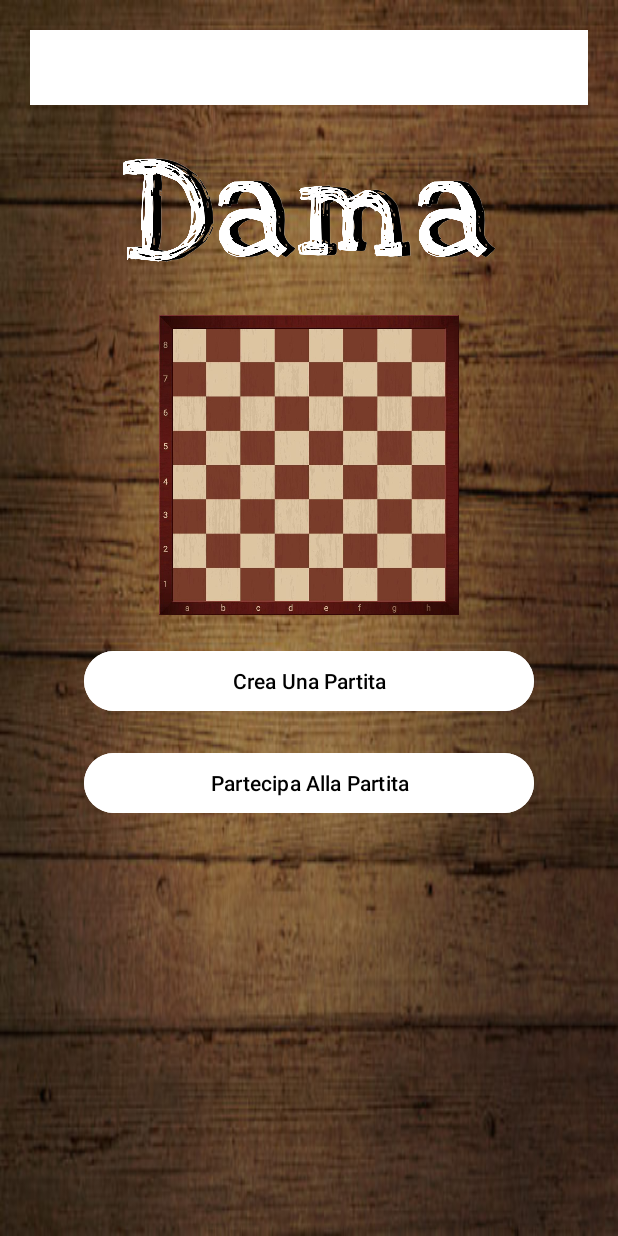
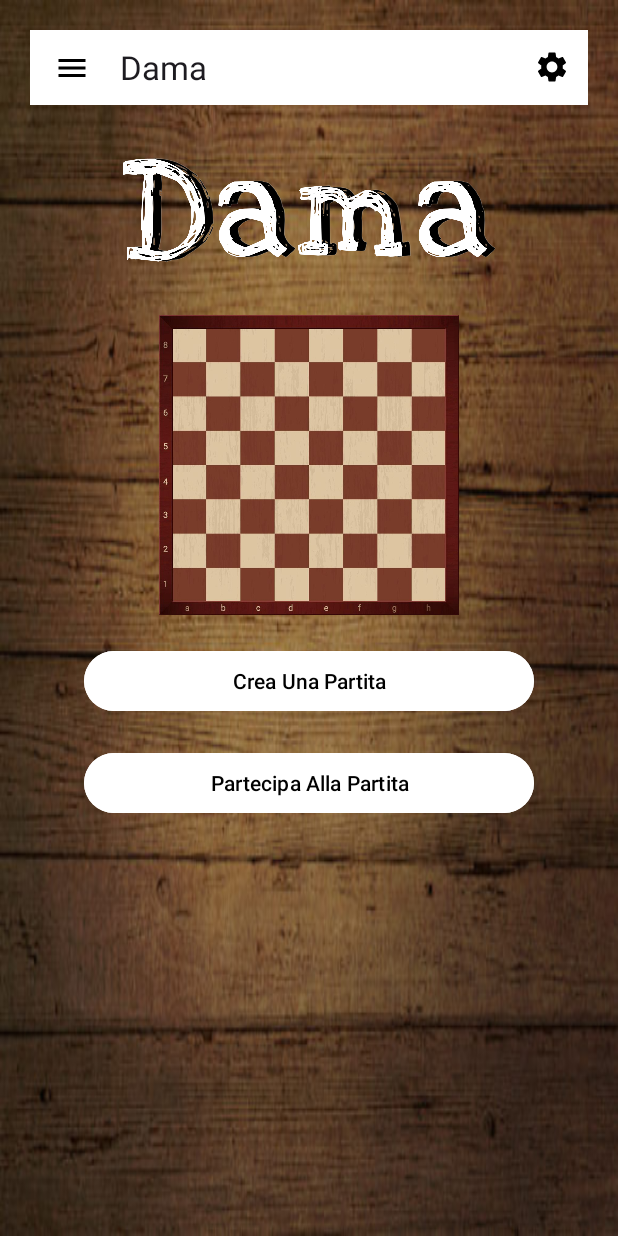
Before and after one commit to micaigulag/damaTDP, an Android app: the screen it shows after launch (MainActivity), on a phone screen of 412 x 824 dp. Run offline under Robolectric (Android 15) with nearby library versions, the phone set to English and light mode, and no system bars.

Commit message:
drawer completo

```diff
--- a/app/src/main/java/com/example/dama/MainActivity.java
+++ b/app/src/main/java/com/example/dama/MainActivity.java
@@ -24,10 +24,10 @@ public class MainActivity extends AppCompatActivity
         setContentView(R.layout.activity_main);
         Toolbar toolbar = findViewById(R.id.toolbar);
         setSupportActionBar(toolbar);
-        //NavigationView nav = findViewById(R.id.navigation);
-        //nav.setNavigationItemSelectedListener(this);
+        NavigationView nav = findViewById(R.id.navigation);
+        nav.setNavigationItemSelectedListener(this);
         getSupportActionBar().setDisplayHomeAsUpEnabled(true);
-        //getSupportActionBar().setHomeAsUpIndicator(R.drawable.hamburger);
+        getSupportActionBar().setHomeAsUpIndicator(R.drawable.baseline_menu_24);
         drawerLayout = findViewById(R.id.drawerLayout);
     }
 
@@ -43,12 +43,6 @@ public class MainActivity extends AppCompatActivity
 
         if ( item.getItemId() == android.R.id.home ) {
             drawerLayout.openDrawer(Gravity.LEFT);
-        }
-        else if (  item.getItemId() ==   R.id.impostazioni ) {
-            startActivity( new Intent(this,Activity2.class));
-        }
-        else if ( item.getItemId() == R.id.fai_una_donazione ) {
-            Toast.makeText(this,"Prova", Toast.LENGTH_LONG).show();
         }
         return true;
     }
--- /dev/null
+++ b/app/src/main/res/drawable/baseline_info_24.xml
@@ -0,0 +1,5 @@
+<vector android:height="24dp" android:tint="#000000"
+    android:viewportHeight="24" android:viewportWidth="24"
+    android:width="24dp" xmlns:android="http://schemas.android.com/apk/res/android">
+    <path android:fillColor="@android:color/white" android:pathData="M12,2C6.48,2 2,6.48 2,12s4.48,10 10,10 10,-4.48 10,-10S17.52,2 12,2zM13,17h-2v-6h2v6zM13,9h-2L11,7h2v2z"/>
+</vector>
--- /dev/null
+++ b/app/src/main/res/drawable/baseline_menu_24.xml
@@ -0,0 +1,5 @@
+<vector android:height="24dp" android:tint="#000000"
+    android:viewportHeight="24" android:viewportWidth="24"
+    android:width="24dp" xmlns:android="http://schemas.android.com/apk/res/android">
+    <path android:fillColor="@android:color/white" android:pathData="M3,18h18v-2L3,16v2zM3,13h18v-2L3,11v2zM3,6v2h18L21,6L3,6z"/>
+</vector>
--- a/app/src/main/res/layout/activity_main.xml
+++ b/app/src/main/res/layout/activity_main.xml
@@ -1,4 +1,10 @@
 <?xml version="1.0" encoding="utf-8"?>
+<androidx.drawerlayout.widget.DrawerLayout
+    android:id="@+id/drawerLayout"
+    xmlns:android="http://schemas.android.com/apk/res/android"
+    xmlns:app="http://schemas.android.com/apk/res-auto"
+    android:layout_width="match_parent"
+    android:layout_height="match_parent">
 
     <LinearLayout
         xmlns:app="http://schemas.android.com/apk/res-auto"
@@ -12,7 +18,8 @@
         android:padding="10dp"
     >
 
-        <Toolbar
+        <androidx.appcompat.widget.Toolbar
+            android:id="@+id/toolbar"
             android:layout_width="match_parent"
             android:layout_height="50dp"
             android:background="@color/white"
@@ -60,7 +67,12 @@
         />
 
 
+    </LinearLayout>
 
-
-
-    </LinearLayout>
+    <com.google.android.material.navigation.NavigationView
+    android:id="@+id/navigation"
+    android:layout_width="wrap_content"
+    android:layout_height="match_parent"
+    android:layout_gravity="left"
+    app:menu="@menu/menu_drawer" />
+</androidx.drawerlayout.widget.DrawerLayout>
--- a/app/src/main/res/layout/activity_partecipa.xml
+++ b/app/src/main/res/layout/activity_partecipa.xml
@@ -11,7 +11,7 @@
     android:padding="10dp"
     >
 
-    <Toolbar
+    <androidx.appcompat.widget.Toolbar
         android:layout_width="match_parent"
         android:layout_height="50dp"
         android:background="@color/white"
--- /dev/null
+++ b/app/src/main/res/menu/menu_app_bar.xml
@@ -0,0 +1,10 @@
+<?xml version="1.0" encoding="utf-8"?>
+<menu xmlns:android="http://schemas.android.com/apk/res/android"
+    xmlns:app="http://schemas.android.com/apk/res-auto">
+    <item
+        android:icon="@drawable/baseline_settings_24"
+        android:id="@+id/settings"
+        android:title="Impostazioni"
+        app:showAsAction="always"/>
+
+</menu>
--- a/app/src/main/res/menu/menu_drawer.xml
+++ b/app/src/main/res/menu/menu_drawer.xml
@@ -1,10 +1,12 @@
 <?xml version="1.0" encoding="utf-8"?>
 <menu xmlns:android="http://schemas.android.com/apk/res/android"
-    xmlns:app="http://schemas.android.com/apk/res-auto">
+    >
+
+
     <item
-        android:icon="@drawable/baseline_settings_24"
-        android:id="@+id/settings"
-        android:title="Impostazioni"
-        app:showAsAction="ifRoom"/>
+        android:icon="@drawable/baseline_info_24"
+        android:id="@+id/info"
+        android:title="Informazioni"
+        />
 
 </menu>
```
Also changed, not shown: app/src/main/res/layout/activity_crea.xml (+17 -2 lines).
